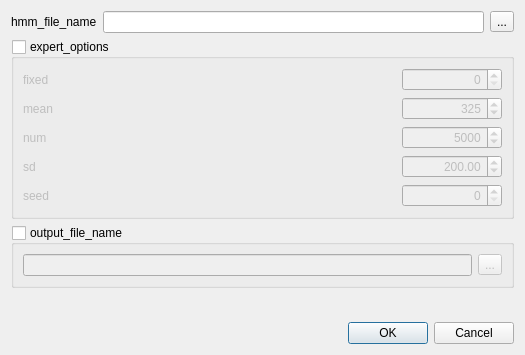
violethaze74/ugene, file src/plugins_3rdparty/hmm2/src/u_calibrate/ui/HMMCalibrateDialog.ui: the form before one commit.
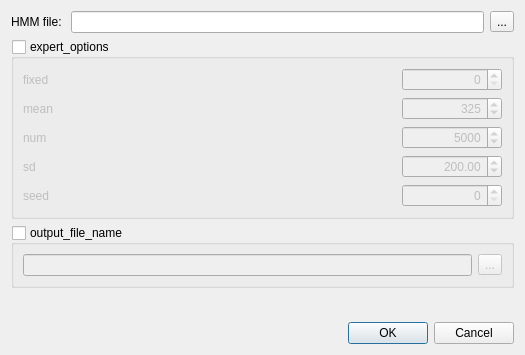
The form after the commit.

The edit to the form file:
```diff
--- a/src/plugins_3rdparty/hmm2/src/u_calibrate/ui/HMMCalibrateDialog.ui
+++ b/src/plugins_3rdparty/hmm2/src/u_calibrate/ui/HMMCalibrateDialog.ui
@@ -7,7 +7,7 @@
     <x>0</x>
     <y>0</y>
     <width>525</width>
-    <height>314</height>
+    <height>333</height>
    </rect>
   </property>
   <property name="windowTitle">
@@ -19,7 +19,7 @@
      <item>
       <widget class="QLabel" name="label">
        <property name="text">
-        <string>hmm_file_name</string>
+        <string>HMM file: </string>
        </property>
       </widget>
      </item>
```
Left out of the diff: 33 changed lines with no effect on the pictures.
